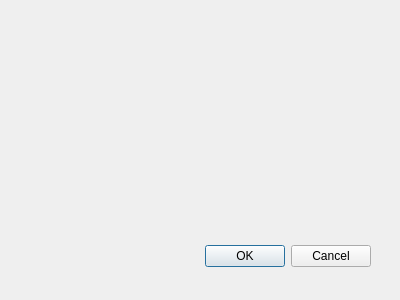
The window that factura.ui (KevsWit/P59-Tienda-Qt) describes before a commit, drawn with Qt 5.
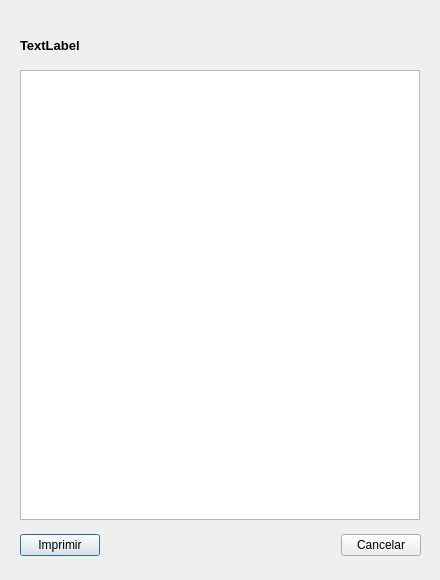
The same window after the commit.

Commit message: Factura  y cambios Tienda UI

Patch:
```diff
--- a/factura.ui
+++ b/factura.ui
@@ -8,27 +8,106 @@
    <rect>
     <x>0</x>
     <y>0</y>
-    <width>400</width>
-    <height>300</height>
+    <width>440</width>
+    <height>580</height>
    </rect>
   </property>
+  <property name="sizePolicy">
+   <sizepolicy hsizetype="Maximum" vsizetype="Maximum">
+    <horstretch>0</horstretch>
+    <verstretch>0</verstretch>
+   </sizepolicy>
+  </property>
+  <property name="minimumSize">
+   <size>
+    <width>440</width>
+    <height>580</height>
+   </size>
+  </property>
+  <property name="maximumSize">
+   <size>
+    <width>440</width>
+    <height>580</height>
+   </size>
+  </property>
   <property name="windowTitle">
    <string>Dialog</string>
   </property>
-  <widget class="QDialogButtonBox" name="buttonBox">
+  <widget class="QWidget" name="widget" native="true">
    <property name="geometry">
     <rect>
-     <x>30</x>
-     <y>240</y>
-     <width>341</width>
-     <height>32</height>
+     <x>20</x>
+     <y>520</y>
+     <width>401</width>
+     <height>51</height>
     </rect>
    </property>
-   <property name="orientation">
-    <enum>Qt::Horizontal</enum>
+   <layout class="QHBoxLayout" name="horizontalLayout">
+    <item>
+     <widget class="QPushButton" name="cmdImprimir">
+      <property name="text">
+       <string>Imprimir</string>
+      </property>
+     </widget>
+    </item>
+    <item>
+     <spacer name="horizontalSpacer">
+      <property name="orientation">
+       <enum>Qt::Horizontal</enum>
+      </property>
+      <property name="sizeHint" stdset="0">
+       <size>
+        <width>208</width>
+        <height>20</height>
+       </size>
+      </property>
+     </spacer>
+    </item>
+    <item>
+     <widget class="QPushButton" name="cmdCancelar">
+      <property name="text">
+       <string>Cancelar</string>
+      </property>
+     </widget>
+    </item>
+   </layout>
+  </widget>
+  <widget class="QPlainTextEdit" name="outFactura">
+   <property name="geometry">
+    <rect>
+     <x>20</x>
+     <y>70</y>
+     <width>400</width>
+     <height>450</height>
+    </rect>
    </property>
-   <property name="standardButtons">
-    <set>QDialogButtonBox::Cancel|QDialogButtonBox::Ok</set>
+   <property name="maximumSize">
+    <size>
+     <width>400</width>
+     <height>450</height>
+    </size>
+   </property>
+   <property name="readOnly">
+    <bool>true</bool>
+   </property>
+  </widget>
+  <widget class="QLabel" name="outDir">
+   <property name="geometry">
+    <rect>
+     <x>20</x>
+     <y>30</y>
+     <width>401</width>
+     <height>31</height>
+    </rect>
+   </property>
+   <property name="font">
+    <font>
+     <pointsize>10</pointsize>
+     <bold>true</bold>
+    </font>
+   </property>
+   <property name="text">
+    <string>TextLabel</string>
    </property>
   </widget>
  </widget>
```
Left out of the diff: 40 changed lines with no effect on the pictures. The commit also changes 5 other files.
